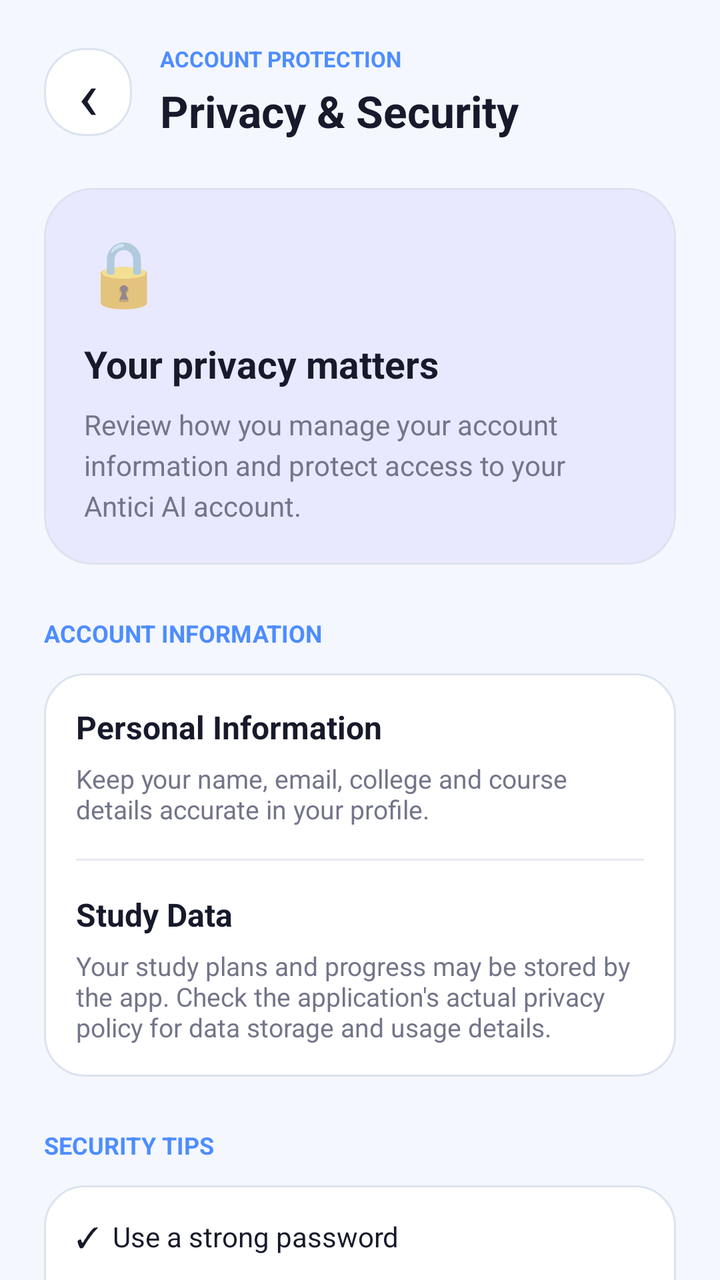
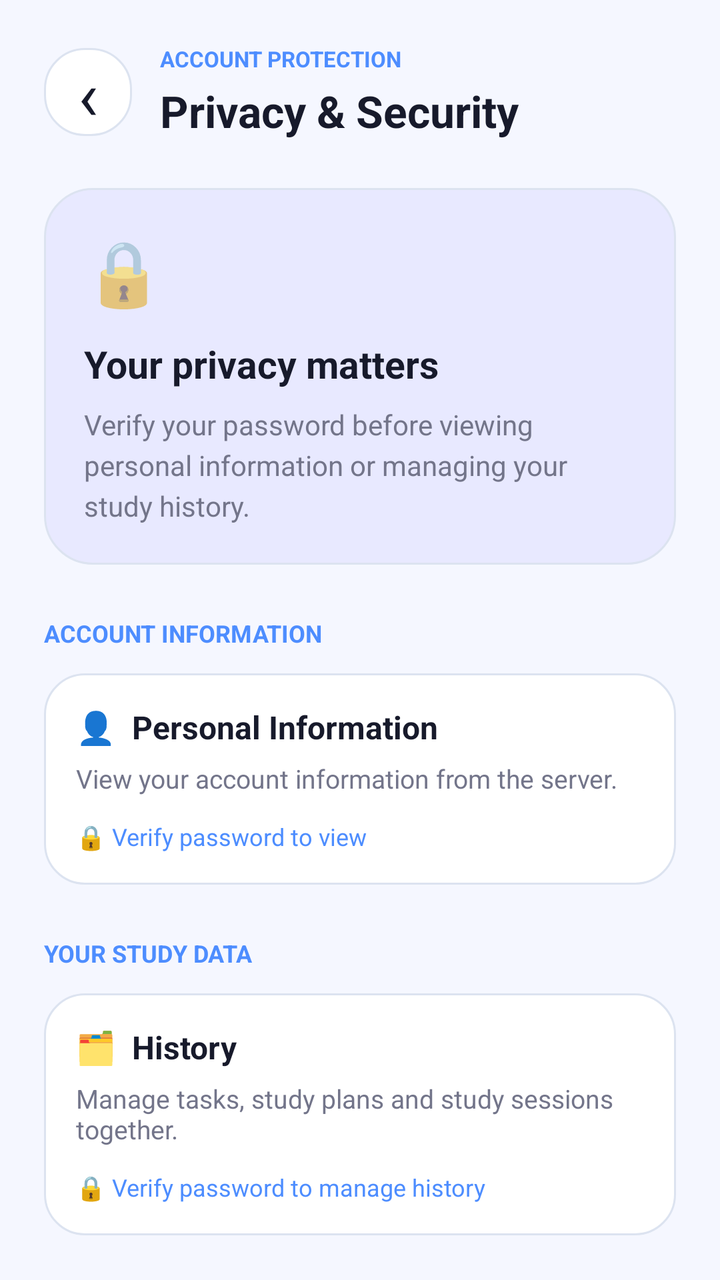

Two renders of the same Android screen: before a commit and after it. Below are the layout's source before the change and the commit's diff.
<!-- AndroidManifest.xml: application theme Theme.AnticiAI -->
<!-- res/layout/fragment_privacy.xml -->
<?xml version="1.0" encoding="utf-8"?>
<ScrollView
    xmlns:android="http://schemas.android.com/apk/res/android"
    android:layout_width="match_parent"
    android:layout_height="match_parent"
    android:background="@color/app_background"
    android:fillViewport="true"
    android:scrollbars="none">

    <LinearLayout
        android:layout_width="match_parent"
        android:layout_height="wrap_content"
        android:orientation="vertical"
        android:padding="22dp">

        
        <LinearLayout
            android:layout_width="match_parent"
            android:layout_height="wrap_content"
            android:gravity="center_vertical"
            android:orientation="horizontal"
            android:paddingBottom="24dp">

            <TextView
                android:id="@+id/btnPrivacyBack"
                android:layout_width="44dp"
                android:layout_height="44dp"
                android:background="@drawable/bg_main_card"
                android:clickable="true"
                android:focusable="true"
                android:gravity="center"
                android:text="‹"
                android:textColor="@color/text_primary"
                android:textSize="34sp"
                android:contentDescription="Go back" />

            <LinearLayout
                android:layout_width="0dp"
                android:layout_height="wrap_content"
                android:layout_marginStart="14dp"
                android:layout_weight="1"
                android:orientation="vertical">

                <TextView
                    android:layout_width="wrap_content"
                    android:layout_height="wrap_content"
                    android:text="ACCOUNT PROTECTION"
                    android:textColor="@color/accent_blue"
                    android:textSize="11sp"
                    android:textStyle="bold" />

                <TextView
                    android:layout_width="wrap_content"
                    android:layout_height="wrap_content"
                    android:layout_marginTop="4dp"
                    android:text="Privacy &amp; Security"
                    android:textColor="@color/text_primary"
                    android:textSize="22sp"
                    android:textStyle="bold" />

            </LinearLayout>
        </LinearLayout>

        
        <LinearLayout
            android:layout_width="match_parent"
            android:layout_height="wrap_content"
            android:background="@drawable/bg_prediction_card"
            android:orientation="vertical"
            android:padding="20dp">

            <TextView
                android:layout_width="wrap_content"
                android:layout_height="wrap_content"
                android:text="🔒"
                android:textSize="32sp" />

            <TextView
                android:layout_width="match_parent"
                android:layout_height="wrap_content"
                android:layout_marginTop="12dp"
                android:text="Your privacy matters"
                android:textColor="@color/text_primary"
                android:textSize="19sp"
                android:textStyle="bold" />

            <TextView
                android:layout_width="match_parent"
                android:layout_height="wrap_content"
                android:layout_marginTop="8dp"
                android:lineSpacingExtra="4dp"
                android:text="Review how you manage your account information and protect access to your Antici AI account."
                android:textColor="@color/text_secondary"
                android:textSize="14sp" />

        </LinearLayout>

        
        <TextView
            android:layout_width="match_parent"
            android:layout_height="wrap_content"
            android:layout_marginTop="26dp"
            android:layout_marginBottom="12dp"
            android:text="ACCOUNT INFORMATION"
            android:textColor="@color/accent_blue"
            android:textSize="12sp"
            android:textStyle="bold" />

        <LinearLayout
            android:layout_width="match_parent"
            android:layout_height="wrap_content"
            android:background="@drawable/bg_main_card"
            android:orientation="vertical"
            android:padding="16dp">

            <TextView
                android:layout_width="match_parent"
                android:layout_height="wrap_content"
                android:text="Personal Information"
                android:textColor="@color/text_primary"
                android:textSize="16sp"
                android:textStyle="bold" />

            <TextView
                android:layout_width="match_parent"
                android:layout_height="wrap_content"
                android:layout_marginTop="6dp"
                android:text="Keep your name, email, college and course details accurate in your profile."
                android:textColor="@color/text_secondary"
                android:textSize="13sp" />

            <View
                android:layout_width="match_parent"
                android:layout_height="1dp"
                android:layout_marginTop="16dp"
                android:layout_marginBottom="16dp"
                android:background="@color/divider" />

            <TextView
                android:layout_width="match_parent"
                android:layout_height="wrap_content"
                android:text="Study Data"
                android:textColor="@color/text_primary"
                android:textSize="16sp"
                android:textStyle="bold" />

            <TextView
                android:layout_width="match_parent"
                android:layout_height="wrap_content"
                android:layout_marginTop="6dp"
                android:text="Your study plans and progress may be stored by the app. Check the application's actual privacy policy for data storage and usage details."
                android:textColor="@color/text_secondary"
                android:textSize="13sp" />

        </LinearLayout>

        
        <TextView
            android:layout_width="match_parent"
            android:layout_height="wrap_content"
            android:layout_marginTop="26dp"
            android:layout_marginBottom="12dp"
            android:text="SECURITY TIPS"
            android:textColor="@color/accent_blue"
            android:textSize="12sp"
            android:textStyle="bold" />

        <LinearLayout
            android:layout_width="match_parent"
            android:layout_height="wrap_content"
            android:background="@drawable/bg_main_card"
            android:orientation="vertical"
            android:padding="16dp">

            <TextView
                android:layout_width="match_parent"
                android:layout_height="wrap_content"
                android:text="✓  Use a strong password"
                android:textColor="@color/text_primary"
                android:textSize="14sp" />

            <TextView
                android:layout_width="match_parent"
                android:layout_height="wrap_content"
                android:layout_marginTop="14dp"
                android:text="✓  Never share your password or login token"
                android:textColor="@color/text_primary"
                android:textSize="14sp" />

            <TextView
                android:layout_width="match_parent"
                android:layout_height="wrap_content"
                android:layout_marginTop="14dp"
                android:text="✓  Sign out on shared devices"
                android:textColor="@color/text_primary"
                android:textSize="14sp" />

            <TextView
                android:layout_width="match_parent"
                android:layout_height="wrap_content"
                android:layout_marginTop="14dp"
                android:text="✓  Keep your app updated"
                android:textColor="@color/text_primary"
                android:textSize="14sp" />

        </LinearLayout>

        
        <TextView
            android:layout_width="match_parent"
            android:layout_height="wrap_content"
            android:layout_marginTop="20dp"
            android:background="@drawable/bg_prediction_card"
            android:lineSpacingExtra="3dp"
            android:padding="16dp"
            android:text="Important: This screen provides privacy information and security tips. Account deletion, data export and server-side security controls must be implemented separately."
            android:textColor="@color/text_secondary"
            android:textSize="12sp" />

        
        <TextView
            android:layout_width="match_parent"
            android:layout_height="wrap_content"
            android:layout_marginTop="18dp"
            android:gravity="center"
            android:text="ANTICI AI  •  PRIVACY &amp; SECURITY"
            android:textColor="@color/text_secondary"
            android:textSize="11sp" />

    </LinearLayout>

</ScrollView>
<!-- resources referenced by this layout -->
<resources>
  <color name="accent_blue">#4D8DFF</color>
  <color name="app_background">#F5F7FF</color>
  <color name="divider">#E8E8F0</color>
  <color name="text_primary">#171A2B</color>
  <color name="text_secondary">#73758A</color>
  <!-- drawable bg_main_card (drawable) -->
  <?xml version="1.0" encoding="utf-8"?>
  <shape xmlns:android="http://schemas.android.com/apk/res/android"
      android:shape="rectangle">
  
      <solid android:color="@color/surface_color" />
  
      <corners android:radius="20dp" />
  
      <stroke
          android:width="1dp"
          android:color="@color/border_color" />
  
  </shape>
  <!-- drawable bg_prediction_card (drawable) -->
  <?xml version="1.0" encoding="utf-8"?>
  <shape xmlns:android="http://schemas.android.com/apk/res/android"
      android:shape="rectangle">
  
      <solid android:color="@color/navy" />
  
      <corners android:radius="24dp" />
  
      <stroke
          android:width="1dp"
          android:color="@color/border_color" />
  
  </shape>
  <style name="Theme.AnticiAI" parent="Base.Theme.AnticiAI" />
  <color name="surface_color">#FFFFFF</color>
  <color name="border_color">#DCE3F0</color>
  <color name="navy">#E8E9FF</color>
  <style name="Base.Theme.AnticiAI" parent="Theme.AppCompat.DayNight.NoActionBar">
  
          <item name="colorPrimary">@color/primary</item>
          <item name="colorPrimaryDark">@color/primary_dark</item>
          <item name="colorAccent">@color/accent_blue</item>
  
          <item name="android:windowBackground">@color/app_background</item>
          <item name="android:statusBarColor">@color/app_background</item>
          <item name="android:navigationBarColor">@color/app_background</item>
          <item name="android:windowLightStatusBar">true</item>
          <item name="android:windowLightNavigationBar" tools:targetApi="27">true</item>
  
      </style>
  <color name="primary">#635BFF</color>
  <color name="primary_dark">#5147E8</color>
</resources>

<!-- the commit's change to res/layout/fragment_privacy.xml (unified diff, before → after) -->
@@ -1,6 +1,5 @@
 <?xml version="1.0" encoding="utf-8"?>
-<ScrollView
-    xmlns:android="http://schemas.android.com/apk/res/android"
+<ScrollView xmlns:android="http://schemas.android.com/apk/res/android"
     android:layout_width="match_parent"
     android:layout_height="match_parent"
     android:background="@color/app_background"
@@ -13,7 +12,6 @@
         android:orientation="vertical"
         android:padding="22dp">
 
-        
         <LinearLayout
             android:layout_width="match_parent"
             android:layout_height="wrap_content"
@@ -57,11 +55,9 @@
                     android:textColor="@color/text_primary"
                     android:textSize="22sp"
                     android:textStyle="bold" />
-
             </LinearLayout>
         </LinearLayout>
 
-        
         <LinearLayout
             android:layout_width="match_parent"
             android:layout_height="wrap_content"
@@ -89,13 +85,11 @@
                 android:layout_height="wrap_content"
                 android:layout_marginTop="8dp"
                 android:lineSpacingExtra="4dp"
-                android:text="Review how you manage your account information and protect access to your Antici AI account."
+                android:text="Verify your password before viewing personal information or managing your study history."
                 android:textColor="@color/text_secondary"
                 android:textSize="14sp" />
-
-        </LinearLayout>
-
-        
+        </LinearLayout>
+
         <TextView
             android:layout_width="match_parent"
             android:layout_height="wrap_content"
@@ -107,16 +101,19 @@
             android:textStyle="bold" />
 
         <LinearLayout
+            android:id="@+id/cardPersonalInformation"
             android:layout_width="match_parent"
             android:layout_height="wrap_content"
             android:background="@drawable/bg_main_card"
+            android:clickable="true"
+            android:focusable="true"
             android:orientation="vertical"
             android:padding="16dp">
 
             <TextView
                 android:layout_width="match_parent"
                 android:layout_height="wrap_content"
-                android:text="Personal Information"
+                android:text="👤  Personal Information"
                 android:textColor="@color/text_primary"
                 android:textSize="16sp"
                 android:textStyle="bold" />
@@ -125,21 +122,44 @@
                 android:layout_width="match_parent"
                 android:layout_height="wrap_content"
                 android:layout_marginTop="6dp"
-                android:text="Keep your name, email, college and course details accurate in your profile."
+                android:text="View your account information from the server."
                 android:textColor="@color/text_secondary"
                 android:textSize="13sp" />
 
-            <View
-                android:layout_width="match_parent"
-                android:layout_height="1dp"
-                android:layout_marginTop="16dp"
-                android:layout_marginBottom="16dp"
-                android:background="@color/divider" />
-
-            <TextView
-                android:layout_width="match_parent"
-                android:layout_height="wrap_content"
-                android:text="Study Data"
+            <TextView
+                android:id="@+id/tvPersonalPrivacyStatus"
+                android:layout_width="match_parent"
+                android:layout_height="wrap_content"
+                android:layout_marginTop="12dp"
+                android:text="🔒 Verify password to view"
+                android:textColor="@color/accent_blue"
+                android:textSize="12sp" />
+        </LinearLayout>
+
+        <TextView
+            android:layout_width="match_parent"
+            android:layout_height="wrap_content"
+            android:layout_marginTop="26dp"
+            android:layout_marginBottom="12dp"
+            android:text="YOUR STUDY DATA"
+            android:textColor="@color/accent_blue"
+            android:textSize="12sp"
+            android:textStyle="bold" />
+
+        <LinearLayout
+            android:id="@+id/cardPrivacyHistory"
+            android:layout_width="match_parent"
+            android:layout_height="wrap_content"
+            android:background="@drawable/bg_main_card"
+            android:clickable="true"
+            android:focusable="true"
+            android:orientation="vertical"
+            android:padding="16dp">
+
+            <TextView
+                android:layout_width="match_parent"
+                android:layout_height="wrap_content"
+                android:text="🗂  History"
                 android:textColor="@color/text_primary"
                 android:textSize="16sp"
                 android:textStyle="bold" />
@@ -148,13 +168,20 @@
                 android:layout_width="match_parent"
                 android:layout_height="wrap_content"
                 android:layout_marginTop="6dp"
-                android:text="Your study plans and progress may be stored by the app. Check the application's actual privacy policy for data storage and usage details."
+                android:text="Manage tasks, study plans and study sessions together."
                 android:textColor="@color/text_secondary"
                 android:textSize="13sp" />
 
-        </LinearLayout>
-
-        
+            <TextView
+                android:id="@+id/tvPrivacyHistoryStatus"
+                android:layout_width="match_parent"
+                android:layout_height="wrap_content"
+                android:layout_marginTop="12dp"
+                android:text="🔒 Verify password to manage history"
+                android:textColor="@color/accent_blue"
+                android:textSize="12sp" />
+        </LinearLayout>
+
         <TextView
             android:layout_width="match_parent"
             android:layout_height="wrap_content"
@@ -202,10 +229,8 @@
                 android:text="✓  Keep your app updated"
                 android:textColor="@color/text_primary"
                 android:textSize="14sp" />
-
-        </LinearLayout>
-
-        
+        </LinearLayout>
+
         <TextView
             android:layout_width="match_parent"
             android:layout_height="wrap_content"
@@ -213,11 +238,10 @@
             android:background="@drawable/bg_prediction_card"
             android:lineSpacingExtra="3dp"
             android:padding="16dp"
-            android:text="Important: This screen provides privacy information and security tips. Account deletion, data export and server-side security controls must be implemented separately."
+            android:text="Deleting history permanently removes your selected study records from the server. Your account and personal information remain unchanged."
             android:textColor="@color/text_secondary"
             android:textSize="12sp" />
 
-        
         <TextView
             android:layout_width="match_parent"
             android:layout_height="wrap_content"
@@ -228,5 +252,4 @@
             android:textSize="11sp" />
 
     </LinearLayout>
-
 </ScrollView>
<!-- resource entries referenced after the edit -->
@@ -2,7 +2,6 @@
 <resources>
   <color name="accent_blue">#4D8DFF</color>
   <color name="app_background">#F5F7FF</color>
-  <color name="divider">#E8E8F0</color>
   <color name="text_primary">#171A2B</color>
   <color name="text_secondary">#73758A</color>
   <!-- drawable bg_main_card (drawable) -->
@@ -46,8 +45,9 @@
           <item name="android:windowBackground">@color/app_background</item>
           <item name="android:statusBarColor">@color/app_background</item>
           <item name="android:navigationBarColor">@color/app_background</item>
-          <item name="android:windowLightStatusBar">true</item>
-          <item name="android:windowLightNavigationBar" tools:targetApi="27">true</item>
+  
+          <item name="android:windowLightStatusBar">false</item>
+          <item name="android:windowLightNavigationBar" tools:targetApi="27">false</item>
   
       </style>
   <color name="primary">#635BFF</color>
